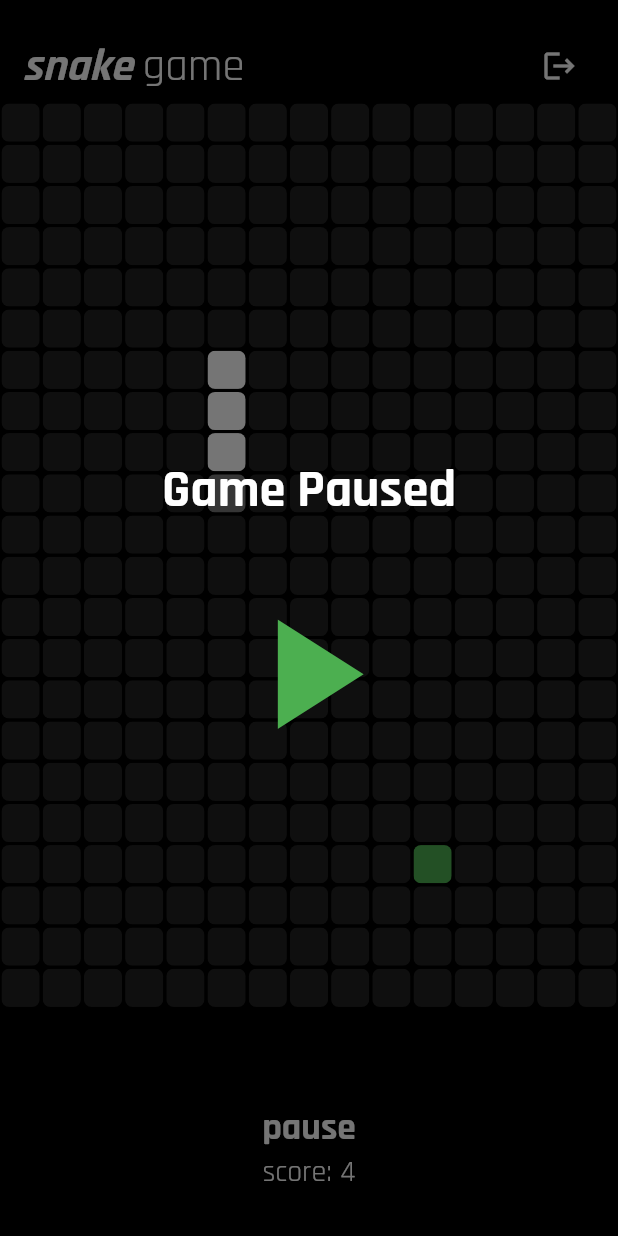
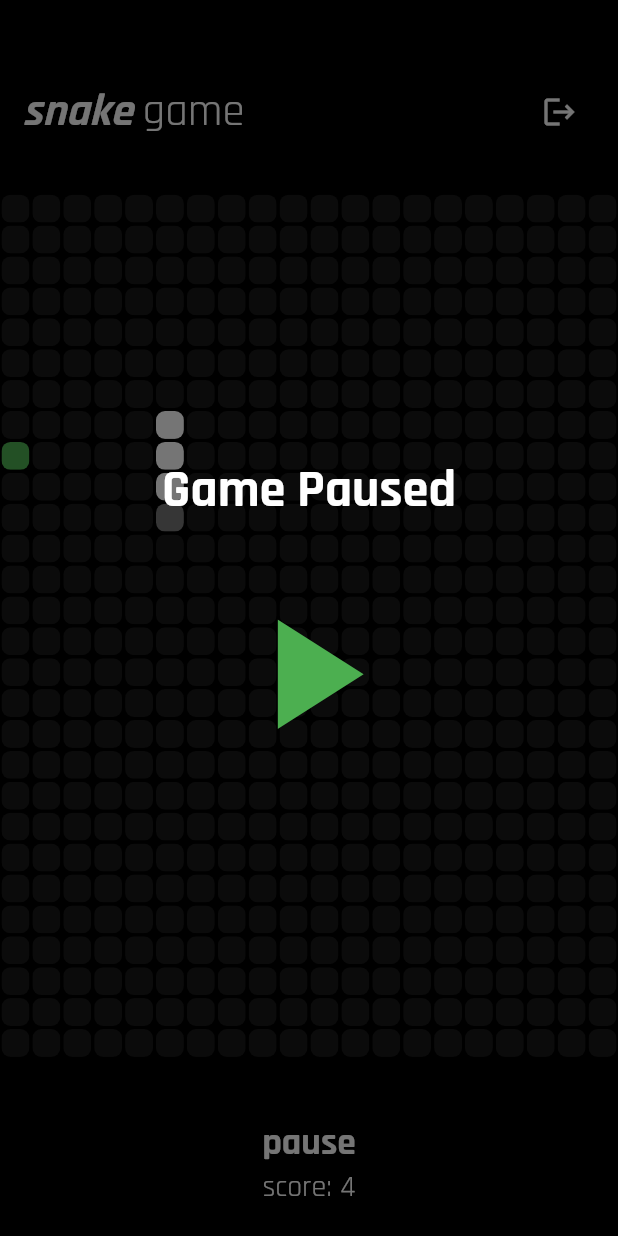
Before and after one commit to tiagoalmeida25/snake-app, a Flutter app: the screen it shows once a user with an empty profile is signed in, after a tap on "start", after a tap on "pause", on a phone screen of 412 x 824 dp. Run offline on Flutter 3.47's test engine with Material 2 defaults, Android fonts, the phone set to English and light mode, and no system bars; our stand-ins replace cloud_firestore, firebase_auth, firebase_core, fluttertoast, google_fonts; accounts and stored records are empty; network calls fail.

Commit message:
some fixes

```diff
--- a/snake/lib/components/password_textfield.dart
+++ b/snake/lib/components/password_textfield.dart
@@ -32,13 +32,13 @@ class PasswordFieldState extends State<PasswordField> {
               const EdgeInsets.symmetric(vertical: 16.0, horizontal: 16.0),
           enabledBorder: OutlineInputBorder(
             borderSide: const BorderSide(color: Colors.white),
-            borderRadius: BorderRadius.circular(24),
+            borderRadius: BorderRadius.circular(16),
           ),
           focusedBorder: OutlineInputBorder(
             borderSide: const BorderSide(color: Color.fromRGBO(37, 42, 48, 1)),
-            borderRadius: BorderRadius.circular(24),
+            borderRadius: BorderRadius.circular(16),
           ),
-          fillColor: Color.fromARGB(60, 255, 255, 255),
+          fillColor: const Color.fromARGB(60, 255, 255, 255),
           filled: true,
           hintText: widget.hintText,
           hintStyle: TextStyle(color: Colors.grey[500]),
--- a/snake/lib/components/username_textfield.dart
+++ b/snake/lib/components/username_textfield.dart
@@ -22,13 +22,13 @@ class UsernameField extends StatelessWidget {
               const EdgeInsets.symmetric(vertical: 16.0, horizontal: 16.0),
           enabledBorder: OutlineInputBorder(
             borderSide: const BorderSide(color: Colors.white),
-            borderRadius: BorderRadius.circular(24),
+            borderRadius: BorderRadius.circular(16),
           ),
           focusedBorder: OutlineInputBorder(
             borderSide: const BorderSide(color: Color.fromRGBO(37, 42, 48, 1)),
-            borderRadius: BorderRadius.circular(24),
+            borderRadius: BorderRadius.circular(16),
           ),
-          fillColor: Color.fromARGB(60, 255, 255, 255),
+          fillColor: const Color.fromARGB(60, 255, 255, 255),
           filled: true,
           hintText: hintText,
           hintStyle: TextStyle(color: Colors.grey[500]),
--- a/snake/lib/login/login.dart
+++ b/snake/lib/login/login.dart
@@ -91,16 +91,47 @@ class LoginState extends State<Login> {
       body: Column(
         mainAxisAlignment: MainAxisAlignment.spaceEvenly,
         children: [
-          const Text(
-            's n a k e game',
-            style: TextStyle(
-              color: Colors.white,
-              fontSize: 45,
-              fontWeight: FontWeight.bold,
+          Padding(
+            padding: const EdgeInsets.symmetric(horizontal: 24.0),
+            child: Row(
+              children:const [
+                 Text(
+                  'snake',
+                  style: TextStyle(
+                    color: Colors.white,
+                    fontSize: 45,
+                    fontWeight: FontWeight.bold,
+                    fontStyle: FontStyle.italic,
+                  ),
+                ),
+                 Text(
+                  ' game',
+                  style: TextStyle(
+                    color: Colors.white,
+                    fontSize: 45,
+                  ),
+                 )
+              ],
             ),
           ),
           Column(
             children: [
+              Padding(
+                padding: const EdgeInsets.symmetric(horizontal: 24.0),
+                child: Row(
+                  children: const [
+                    Text(
+                      'Login',
+                      style: TextStyle(
+                        color: Colors.white,
+                        fontSize: 30,
+                        fontWeight: FontWeight.bold,
+                      ),
+                    ),
+                  ],
+                ),
+              ),
+              const SizedBox(height: 20),
               UsernameField(
                 controller: emailController,
                 hintText: 'Email',
@@ -110,7 +141,7 @@ class LoginState extends State<Login> {
                 controller: passwordController,
                 hintText: 'Password',
               ),
-              SizedBox(height: 20),
+              const SizedBox(height: 20),
               Padding(
                 padding: const EdgeInsets.symmetric(horizontal: 30),
                 child: Row(
@@ -125,6 +156,7 @@ class LoginState extends State<Login> {
                         style: TextStyle(
                           color: Colors.white,
                           fontSize: 15,
+                          decoration: TextDecoration.underline,
                         ),
                       ),
                     ),
@@ -139,10 +171,10 @@ class LoginState extends State<Login> {
             },
             style: ElevatedButton.styleFrom(
               foregroundColor: Colors.white,
-              backgroundColor: Colors.blue,
+              backgroundColor: Colors.green,
               elevation: 5, // Shadow elevation
               shape: RoundedRectangleBorder(
-                borderRadius: BorderRadius.circular(10),
+                borderRadius: BorderRadius.circular(16),
               ),
               padding: const EdgeInsets.symmetric(vertical: 15, horizontal: 30),
             ),
--- a/snake/lib/login/signup.dart
+++ b/snake/lib/login/signup.dart
@@ -107,7 +107,7 @@ class SignupState extends State<Signup> {
       msg: "Sign-up successful!",
       toastLength: Toast.LENGTH_SHORT,
       gravity: ToastGravity.BOTTOM,
-      backgroundColor: Color.fromARGB(255, 73, 244, 54),
+      backgroundColor: const Color.fromARGB(255, 73, 244, 54),
       textColor: Colors.white,
       fontSize: 16.0,
     );
@@ -122,24 +122,49 @@ class SignupState extends State<Signup> {
       body: Column(
         mainAxisAlignment: MainAxisAlignment.spaceEvenly,
         children: [
-          const Text(
-            's n a k e game',
+          Padding(
+            padding: const EdgeInsets.symmetric(horizontal: 24.0),
+            child: Row(
+              children: const [
+                Text(
+                  'snake',
                   style: TextStyle(
                     color: Colors.white,
                     fontSize: 45,
                     fontWeight: FontWeight.bold,
+                    fontStyle: FontStyle.italic,
                   ),
                 ),
-          const Text(
+                Text(
+                  ' game',
+                  style: TextStyle(
+                    color: Colors.white,
+                    fontSize: 45,
+                  ),
+                )
+              ],
+            ),
+          ),
+          Column(
+            children: [
+              Padding(
+                padding: const EdgeInsets.symmetric(horizontal:24.0),
+                child: Row(
+                  mainAxisAlignment: MainAxisAlignment.start,
+                  children: const [
+                    Text(
                       'Sign-up',
                       style: TextStyle(
                         color: Colors.white,
                         fontSize: 30,
                         fontWeight: FontWeight.bold,
+
                       ),
                     ),
-          Column(
-            children: [
+                  ],
+                ),
+              ),
+              const SizedBox(height: 20),
               UsernameField(
                 controller: emailController,
                 hintText: 'Email',
@@ -162,10 +187,10 @@ class SignupState extends State<Signup> {
             },
             style: ElevatedButton.styleFrom(
               foregroundColor: Colors.white,
-              backgroundColor: Colors.blue,
+              backgroundColor: Colors.green,
               elevation: 5, // Shadow elevation
               shape: RoundedRectangleBorder(
-                borderRadius: BorderRadius.circular(10),
+                borderRadius: BorderRadius.circular(16),
               ),
               padding: const EdgeInsets.symmetric(vertical: 15, horizontal: 30),
             ),
--- a/snake/lib/snake.dart
+++ b/snake/lib/snake.dart
@@ -14,9 +14,10 @@ class Snake extends StatefulWidget {
   SnakeState createState() => SnakeState();
 }
 
-class SnakeState extends State<Snake> {
-  static List<int> snakePosition = [35, 50, 65, 80];
-  int numberOfSquares = 330;
+class SnakeState extends State<Snake> with WidgetsBindingObserver {
+  static List<int> snakePosition = [45, 65, 85, 105];
+  int numberOfSquares = 580;
+  int rowSize = 20;
   final nameController = TextEditingController();
   bool isGameStart = true;
   bool isGameOnPause = false;
@@ -27,31 +28,55 @@ class SnakeState extends State<Snake> {
   @override
   void initState() {
     super.initState();
+    super.initState();
     loadUsername();
     setState(() {
       letsGetDocIds = getDocIds();
     });
-    super.initState();
+    WidgetsBinding.instance.addObserver(this);
   }
 
+  @override
+  void dispose() {
+    WidgetsBinding.instance.removeObserver(this);
+    super.dispose();
+  }
+
+  @override
+  void didChangeAppLifecycleState(AppLifecycleState state) {
+    if (state == AppLifecycleState.paused) {
+      if (!isGameStart && !isGameOnPause) {
+        togglePause();
+      }
+    }
+  }
 
   Future<void> loadUsername() async {
     String? username = await getUsername();
     setState(() {
       name = username;
     });
+
+    Fluttertoast.showToast(
+      msg: "Welcome back, $name!",
+      toastLength: Toast.LENGTH_LONG,
+      gravity: ToastGravity.BOTTOM,
+      backgroundColor: Colors.green,
+      textColor: Colors.white,
+      fontSize: 16.0,
+    );
   }
 
   static var randomNumber = Random();
-  int food = randomNumber.nextInt(330);
+  int food = randomNumber.nextInt(580);
 
   late String lastDirection = 'down';
 
   void generateNewFood() {
-    food = randomNumber.nextInt(330);
+    food = randomNumber.nextInt(580);
 
     while (snakePosition.contains(food)) {
-      food = randomNumber.nextInt(330);
+      food = randomNumber.nextInt(580);
     }
   }
 
@@ -83,7 +108,7 @@ class SnakeState extends State<Snake> {
   void submitScore() {
     refreshLeaderboard();
 
-    final score = snakePosition.length;
+    final score = snakePosition.length - 4;
 
     final data = {'name': name, 'score': score};
     FirebaseFirestore.instance.collection('highscores').add(data);
@@ -136,12 +161,8 @@ class SnakeState extends State<Snake> {
 
   void startGame() {
     isGameStart = false;
-    snakePosition = [35, 50, 65, 80];
-    var timeLength = numberOfSquares - snakePosition.length * 2;
-
-    if (timeLength <= 100) {
-      timeLength = 150;
-    }
+    snakePosition = [45, 65, 85, 105];
+    var timeLength = 250;
 
     var duration = Duration(milliseconds: timeLength);
     direction = 'down';
@@ -164,32 +185,32 @@ class SnakeState extends State<Snake> {
     setState(() {
       switch (direction) {
         case 'down':
-          if (snakePosition.last > numberOfSquares - 15) {
-            snakePosition.add(snakePosition.last + 15 - numberOfSquares);
-          } else if (snakePosition.last == numberOfSquares - 15) {
+          if (snakePosition.last > numberOfSquares - rowSize) {
+            snakePosition.add(snakePosition.last + rowSize - numberOfSquares);
+          } else if (snakePosition.last == numberOfSquares - rowSize) {
             snakePosition.add(0);
           } else {
-            snakePosition.add(snakePosition.last + 15);
+            snakePosition.add(snakePosition.last + rowSize);
           }
           break;
         case 'up':
-          if (snakePosition.last < 15) {
-            snakePosition.add(snakePosition.last - 15 + numberOfSquares);
+          if (snakePosition.last < rowSize) {
+            snakePosition.add(snakePosition.last - rowSize + numberOfSquares);
           } else {
-            snakePosition.add(snakePosition.last - 15);
+            snakePosition.add(snakePosition.last - rowSize);
           }
           break;
         case 'left':
-          if (snakePosition.last % 15 == 0) {
-            snakePosition.add(snakePosition.last - 1 + 15);
+          if (snakePosition.last % rowSize == 0) {
+            snakePosition.add(snakePosition.last - 1 + rowSize);
           } else {
             snakePosition.add(snakePosition.last - 1);
           }
           break;
 
         case 'right':
-          if ((snakePosition.last + 1) % 15 == 0) {
-            snakePosition.add(snakePosition.last + 1 - 15);
+          if ((snakePosition.last + 1) % rowSize == 0) {
+            snakePosition.add(snakePosition.last + 1 - rowSize);
           } else {
             snakePosition.add(snakePosition.last + 1);
           }
@@ -231,7 +252,9 @@ class SnakeState extends State<Snake> {
       context: context,
       barrierDismissible: false,
       builder: (BuildContext context) {
-        return Material(
+        return WillPopScope(
+          onWillPop: () => Future.value(false),
+          child: Material(
             color: Colors.transparent,
             child: Center(
               child: Column(
@@ -251,7 +274,7 @@ class SnakeState extends State<Snake> {
                     crossAxisAlignment: CrossAxisAlignment.center,
                     children: [
                       IconButton(
-                      icon: Icon(Icons.play_arrow),
+                        icon: const Icon(Icons.play_arrow),
                         iconSize: 125,
                         color: Colors.green,
                         onPressed: resume,
@@ -261,12 +284,14 @@ class SnakeState extends State<Snake> {
                 ],
               ),
             ),
+          ),
         );
       },
     );
   }
 
   void _showGameOverScreen() {
+    isGameStart = true;
     submitScore();
 
     showDialog(
@@ -286,6 +311,8 @@ class SnakeState extends State<Snake> {
               ),
             ),
           ),
+          child: WillPopScope(
+            onWillPop: () => Future.value(false),
             child: AlertDialog(
               title: const Text('Game Over'),
               content: FutureBuilder(
@@ -309,7 +336,7 @@ class SnakeState extends State<Snake> {
                               ),
                             ),
                             Text(
-                            snakePosition.length.toString(),
+                              (snakePosition.length - 4).toString(),
                               style: const TextStyle(
                                 fontSize: 15,
                                 fontWeight: FontWeight.bold,
@@ -324,7 +351,7 @@ class SnakeState extends State<Snake> {
                           mainAxisAlignment: MainAxisAlignment.center,
                           children: [
                             const Text(
-                            'You positioned ',
+                              'You positioned: ',
                               style: TextStyle(
                                 fontSize: 15,
                               ),
@@ -381,6 +408,7 @@ class SnakeState extends State<Snake> {
                 ),
               ],
             ),
+          ),
         );
       },
     );
@@ -390,11 +418,14 @@ class SnakeState extends State<Snake> {
   Widget build(BuildContext context) {
     SystemChrome.setEnabledSystemUIMode(SystemUiMode.immersive);
 
+    double screenWidth = MediaQuery.of(context).size.width;
+    double desiredHeight = screenWidth / 20 *( 560/20);
+
     return Scaffold(
       backgroundColor: Colors.black,
       body: Center(
         child: Column(
-          mainAxisAlignment: MainAxisAlignment.spaceEvenly,
+          mainAxisAlignment: MainAxisAlignment.spaceBetween,
           children: <Widget>[
             const SizedBox(
               height: 10,
@@ -432,7 +463,8 @@ class SnakeState extends State<Snake> {
                 ],
               ),
             ),
-            Expanded(
+            SizedBox(
+              height: desiredHeight,
               child: GestureDetector(
                 onVerticalDragUpdate: (details) {
                   if (direction != 'up' && details.delta.dy > 0) {
@@ -441,43 +473,38 @@ class SnakeState extends State<Snake> {
                       readMove = false;
                     }
                   } else if (direction != 'down' && details.delta.dy < 0) {
-                    // direction = 'up';
                     if (readMove) {
                       direction = 'up';
                       readMove = false;
                     }
                   }
-                  ;
                 },
                 onHorizontalDragUpdate: (details) {
                   if (direction != 'left' && details.delta.dx > 0) {
-                    // direction = 'right';
                     if (readMove) {
                       direction = 'right';
                       readMove = false;
                     }
                   } else if (direction != 'right' && details.delta.dx < 0) {
-                    // direction = 'left';
                     if (readMove) {
                       direction = 'left';
                       readMove = false;
                     }
                   }
-                  ;
                 },
                 child: GridView.builder(
                   physics: const NeverScrollableScrollPhysics(),
                   itemCount: numberOfSquares,
-                    gridDelegate:
-                        const SliverGridDelegateWithFixedCrossAxisCount(
-                            crossAxisCount: 15),
+                  gridDelegate: SliverGridDelegateWithFixedCrossAxisCount(
+                    crossAxisCount: rowSize,
+                  ),
                   itemBuilder: (BuildContext context, int index) {
                     if (snakePosition.last == index) {
                       return Center(
                         child: Container(
                           padding: const EdgeInsets.all(1),
                           child: ClipRRect(
-                              borderRadius: BorderRadius.circular(5),
+                            borderRadius: BorderRadius.circular(6),
                             child: Container(color: Colors.grey[600]),
                           ),
                         ),
@@ -488,7 +515,7 @@ class SnakeState extends State<Snake> {
                         child: Container(
                           padding: const EdgeInsets.all(1),
                           child: ClipRRect(
-                              borderRadius: BorderRadius.circular(5),
+                            borderRadius: BorderRadius.circular(6),
                             child: Container(color: Colors.white),
                           ),
                         ),
@@ -498,7 +525,7 @@ class SnakeState extends State<Snake> {
                       return Container(
                         padding: const EdgeInsets.all(1),
                         child: ClipRRect(
-                            borderRadius: BorderRadius.circular(5),
+                          borderRadius: BorderRadius.circular(6),
                           child: Container(
                             color: Colors.green,
                           ),
@@ -507,12 +534,14 @@ class SnakeState extends State<Snake> {
                     } else {
                       return Container(
                         padding: const EdgeInsets.all(1),
-                          child: ClipRRect(
-                              borderRadius: BorderRadius.circular(5),
-                              child: Container(color: Colors.grey[900])),
+                        child:
+                      ClipRRect(
+                          borderRadius: BorderRadius.circular(6),
+                          child: Container(color: const Color.fromARGB(255, 23, 23, 23)))
                           );
                     }
-                    }),
+                  },
+                ),
               ),
             ),
             Padding(
@@ -557,9 +586,6 @@ class SnakeState extends State<Snake> {
                 ],
               ),
             ),
-            const SizedBox(
-              height: 10,
-            ),
           ],
         ),
       ),
```
Lines whose indentation alone changed are shown as unchanged.
